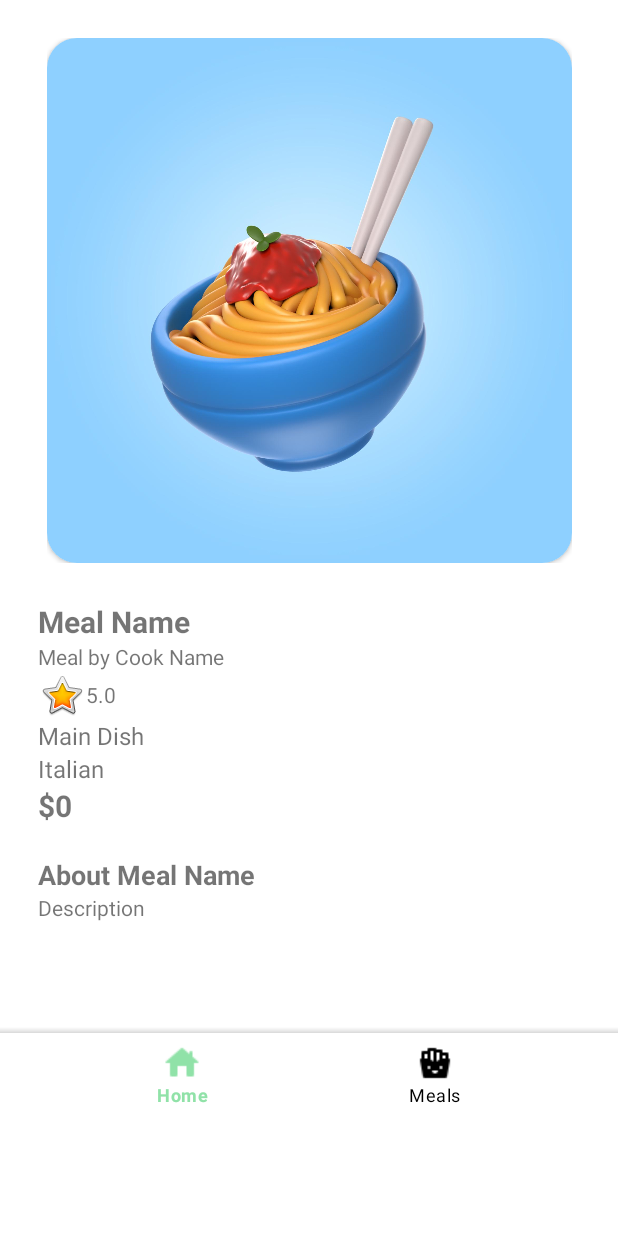
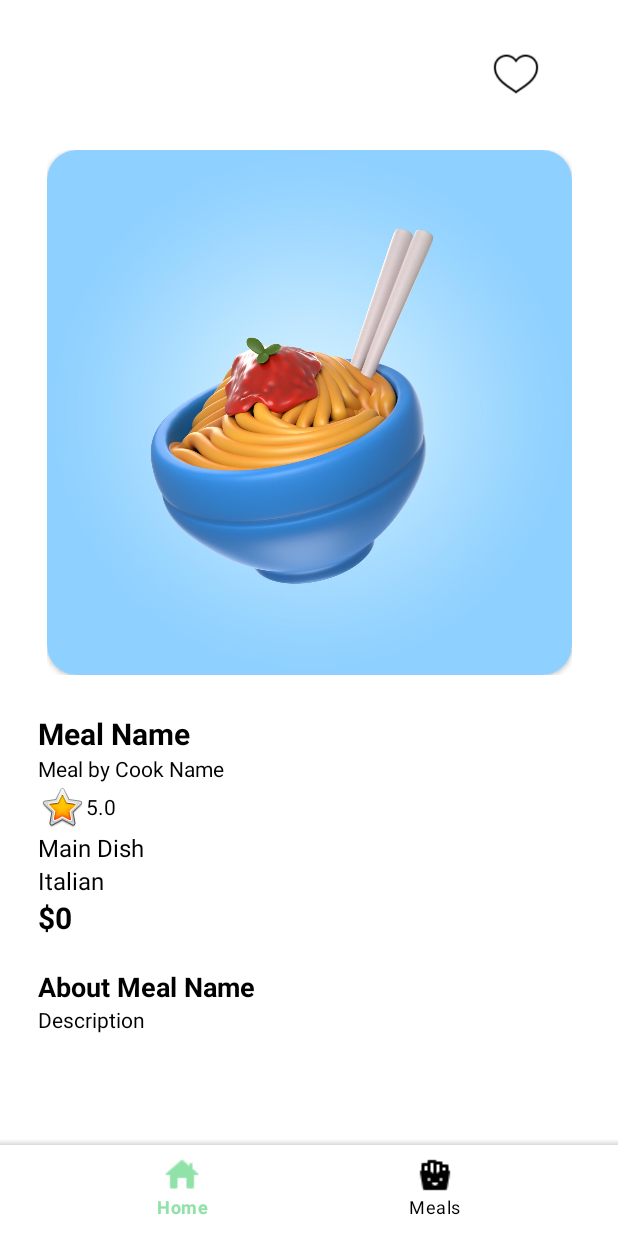
Before and after one commit to kevinluong21/mealer-project, an Android app: the layout activity_meal_page.xml on its own in the app's theme, with its tools: preview values and no code run, on a phone screen of 412 x 824 dp. Run offline under Robolectric (Android 15) with nearby library versions, the phone set to English and light mode, and no system bars.

Commit message:
UI changes to the search bar, changes to MealPage to allow users to click on the name of the cook to go to their profile, updates to the Meal class to now store the cook first name and last name for easier access (no need to check for the user which will take even longer), attempt at making a toolbar (scrapped and will be revisited later)

```diff
--- /dev/null
+++ b/app/src/main/res/drawable/circle_shape.xml
@@ -0,0 +1,5 @@
+<?xml version="1.0" encoding="utf-8"?>
+<shape xmlns:android="http://schemas.android.com/apk/res/android"
+    android:shape="oval">
+    <solid android:color="#95686566" />
+</shape>
--- a/app/src/main/res/layout/activity_meal_page.xml
+++ b/app/src/main/res/layout/activity_meal_page.xml
@@ -4,8 +4,21 @@
     xmlns:tools="http://schemas.android.com/tools"
     android:layout_width="match_parent"
     android:layout_height="wrap_content"
-    android:background="#FFFFFF"
+    android:background="@color/white"
     tools:context=".MealPage">
+
+    <androidx.appcompat.widget.Toolbar
+        android:id="@+id/toolbar"
+        android:layout_width="match_parent"
+        android:layout_height="wrap_content"
+        android:layout_marginTop="20dp"
+        android:elevation="4dp"
+        android:minHeight="?attr/actionBarSize"
+        android:theme="?attr/actionBarTheme"
+        app:layout_constraintEnd_toEndOf="parent"
+        app:layout_constraintStart_toStartOf="parent"
+        app:layout_constraintTop_toTopOf="parent"
+        app:menu="@menu/toolbar"/>
 
     <ScrollView
         android:id="@+id/scrollView3"
@@ -19,17 +32,26 @@
             android:layout_width="match_parent"
             android:layout_height="wrap_content">
 
+            <View
+                android:id="@+id/view4"
+                android:layout_width="wrap_content"
+                android:layout_height="100dp"
+                android:layout_marginStart="25dp"
+                android:layout_marginEnd="25dp"
+                app:layout_constraintEnd_toEndOf="parent"
+                app:layout_constraintStart_toStartOf="parent"
+                app:layout_constraintTop_toTopOf="parent" />
+
             <LinearLayout
                 android:id="@+id/layoutMealImage"
                 android:layout_width="wrap_content"
                 android:layout_height="wrap_content"
                 android:layout_marginStart="25dp"
-                android:layout_marginTop="25dp"
                 android:layout_marginEnd="25dp"
                 android:orientation="vertical"
                 app:layout_constraintEnd_toEndOf="parent"
                 app:layout_constraintStart_toStartOf="parent"
-                app:layout_constraintTop_toTopOf="parent">
+                app:layout_constraintTop_toBottomOf="@id/view4">
 
                 <androidx.cardview.widget.CardView
                     android:layout_width="350dp"
@@ -63,6 +85,7 @@
                     android:layout_width="wrap_content"
                     android:layout_height="wrap_content"
                     android:text="Meal Name"
+                    android:textColor="@color/black"
                     android:textSize="20sp"
                     android:textStyle="bold" />
 
@@ -75,14 +98,16 @@
                         android:id="@+id/textMealCookTitle"
                         android:layout_width="wrap_content"
                         android:layout_height="wrap_content"
-                        android:text="Meal by " />
+                        android:text="Meal by "
+                        android:textColor="@color/black" />
 
                     <TextView
                         android:id="@+id/textMealCook"
                         android:layout_width="wrap_content"
                         android:layout_height="wrap_content"
                         android:layout_weight="1"
-                        android:text="Cook Name" />
+                        android:text="Cook Name"
+                        android:textColor="@color/black" />
                 </LinearLayout>
 
                 <TextView
@@ -91,13 +116,15 @@
                     android:layout_height="wrap_content"
                     android:drawableLeft="@android:drawable/btn_star_big_on"
                     android:gravity="center_vertical"
-                    android:text="5.0" />
+                    android:text="5.0"
+                    android:textColor="@color/black" />
 
                 <TextView
                     android:id="@+id/textMealType"
                     android:layout_width="wrap_content"
                     android:layout_height="wrap_content"
                     android:text="Main Dish"
+                    android:textColor="@color/black"
                     android:textSize="16sp" />
 
                 <TextView
@@ -105,6 +132,7 @@
                     android:layout_width="wrap_content"
                     android:layout_height="wrap_content"
                     android:text="Italian"
+                    android:textColor="@color/black"
                     android:textSize="16sp" />
 
                 <LinearLayout
@@ -119,6 +147,7 @@
                         android:layout_height="wrap_content"
                         android:layout_weight="1"
                         android:text="$"
+                        android:textColor="@color/black"
                         android:textSize="20sp"
                         android:textStyle="bold" />
 
@@ -127,6 +156,7 @@
                         android:layout_width="wrap_content"
                         android:layout_height="wrap_content"
                         android:text="0"
+                        android:textColor="@color/black"
                         android:textSize="20sp"
                         android:textStyle="bold" />
                 </LinearLayout>
@@ -193,6 +223,7 @@
                         android:layout_width="match_parent"
                         android:layout_height="wrap_content"
                         android:text="About Meal Name"
+                        android:textColor="@color/black"
                         android:textSize="18sp"
                         android:textStyle="bold" />
 
@@ -200,7 +231,8 @@
                         android:id="@+id/textDescription"
                         android:layout_width="match_parent"
                         android:layout_height="wrap_content"
-                        android:text="Description" />
+                        android:text="Description"
+                        android:textColor="@color/black" />
                 </LinearLayout>
             </LinearLayout>
 
--- a/app/src/main/res/layout/activity_personal_profile.xml
+++ b/app/src/main/res/layout/activity_personal_profile.xml
@@ -177,6 +177,7 @@
         android:id="@+id/layoutBottomNavBar"
         android:layout_width="match_parent"
         android:layout_height="wrap_content"
+        android:backgroundTint="@color/white"
         android:orientation="vertical"
         app:layout_constraintBottom_toBottomOf="parent">
 
@@ -192,6 +193,7 @@
             style="@style/nav_icon_colours"
             android:layout_width="match_parent"
             android:layout_height="wrap_content"
+            android:background="@color/white"
             app:itemIconTint="@drawable/selector"
             app:itemTextColor="@color/selector"
             app:menu="@menu/bottom_nav_bar" />
--- a/app/src/main/res/layout/activity_search.xml
+++ b/app/src/main/res/layout/activity_search.xml
@@ -4,6 +4,7 @@
     xmlns:tools="http://schemas.android.com/tools"
     android:layout_width="match_parent"
     android:layout_height="match_parent"
+    android:background="@color/white"
     tools:context=".Search">
 
     <androidx.constraintlayout.widget.ConstraintLayout
@@ -50,7 +51,8 @@
                 android:layout_width="match_parent"
                 android:layout_height="50dp"
                 android:background="@drawable/search_bar"
-                android:iconifiedByDefault="false" />
+                android:iconifiedByDefault="false"
+                android:queryHint="Meal name, meal type, cusine" />
         </LinearLayout>
 
         <LinearLayout
--- /dev/null
+++ b/app/src/main/res/menu/toolbar.xml
@@ -0,0 +1,15 @@
+<?xml version="1.0" encoding="utf-8"?>
+<menu xmlns:app="http://schemas.android.com/apk/res-auto"
+    xmlns:android="http://schemas.android.com/apk/res/android">
+
+    <item
+        android:id="@+id/action_favorite"
+        android:icon="@drawable/icons8_heart_50"
+        android:title="Like"
+        app:showAsAction="ifRoom" />
+
+    <item
+        android:id="@+id/action_submit_complaint"
+        android:title="Report"
+        app:showAsAction="never"></item>
+</menu>
--- a/app/src/main/res/values/styles.xml
+++ b/app/src/main/res/values/styles.xml
@@ -1,8 +1,8 @@
 <resources>
-    <style name="AppTheme" parent="Theme.AppCompat.Light.NoActionBar">
-        <item name="colorPrimary">@color/colorPrimary</item>
-        <item name="colorPrimaryDark">@color/colorPrimaryDark</item>
-        <item name="colorAccent">@color/colorAccent</item>
+    <style name="AppTheme.NoActionBar" parent="Theme.AppCompat.Light.DarkActionBar">
+        <item name="windowActionBar">false</item>
+        <item name="windowNoTitle">true</item>
+        <item name="android:windowFullscreen">true</item>
     </style>
     <!--    code from https://www.geeksforgeeks.org/bottom-navigation-bar-in-android/-->
     <style name="nav_icon_colours" parent="Theme.MaterialComponents.Light.DarkActionBar">
```
Also changed, not shown: app/src/main/AndroidManifest.xml (+13 -6 lines), app/src/main/java/com/seg2105/mealer_project/Client.java (+17 -10 lines), app/src/main/java/com/seg2105/mealer_project/Meal.java (+11 -0 lines), app/src/main/java/com/seg2105/mealer_project/MealPage.java (+27 -1 lines), app/src/main/java/com/seg2105/mealer_project/PersonalProfile.java (+11 -4 lines), app/src/main/java/com/seg2105/mealer_project/Search.java (+12 -0 lines), app/src/main/java/com/seg2105/mealer_project/UserWelcome.java (+19 -2 lines), app/src/main/res/layout/activity_clientwelcome.xml (+19 -3 lines), app/src/main/res/drawable/icons8_chevron_left_24.png (added), app/src/main/res/drawable/icons8_heart_50.png (added), app/src/main/res/drawable/icons8_left_arrow_24.png (added), app/src/main/res/drawable/icons8_menu_vertical_32.png (added), app/src/main/res/drawable/icons8_search_24.png (added).
